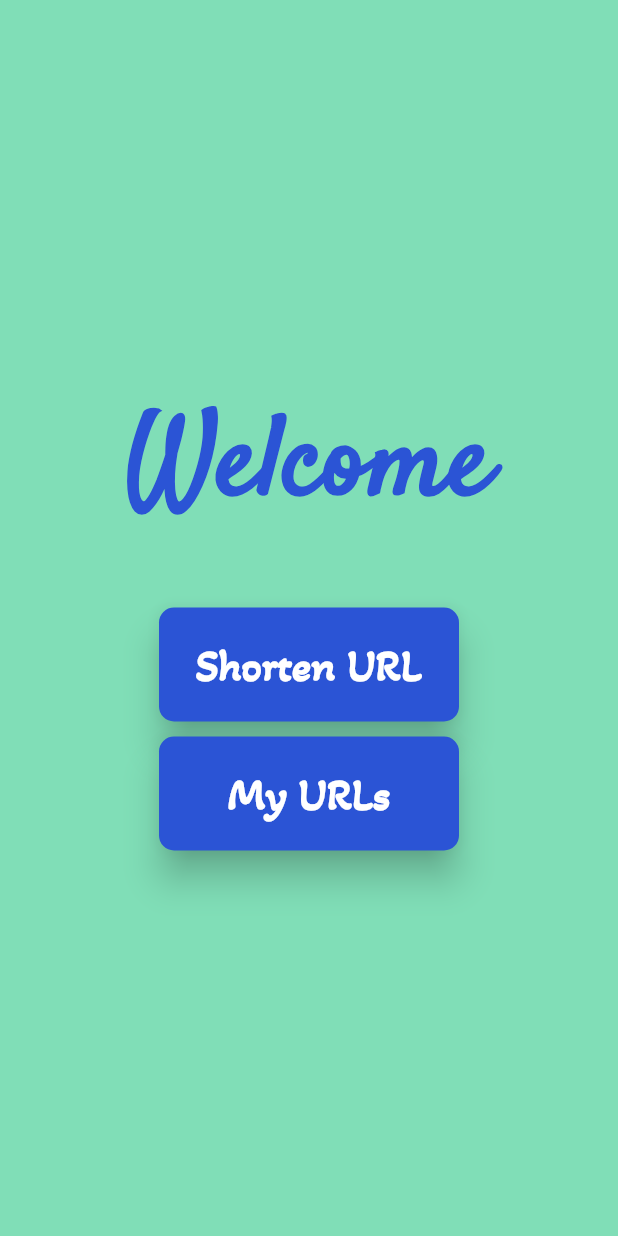
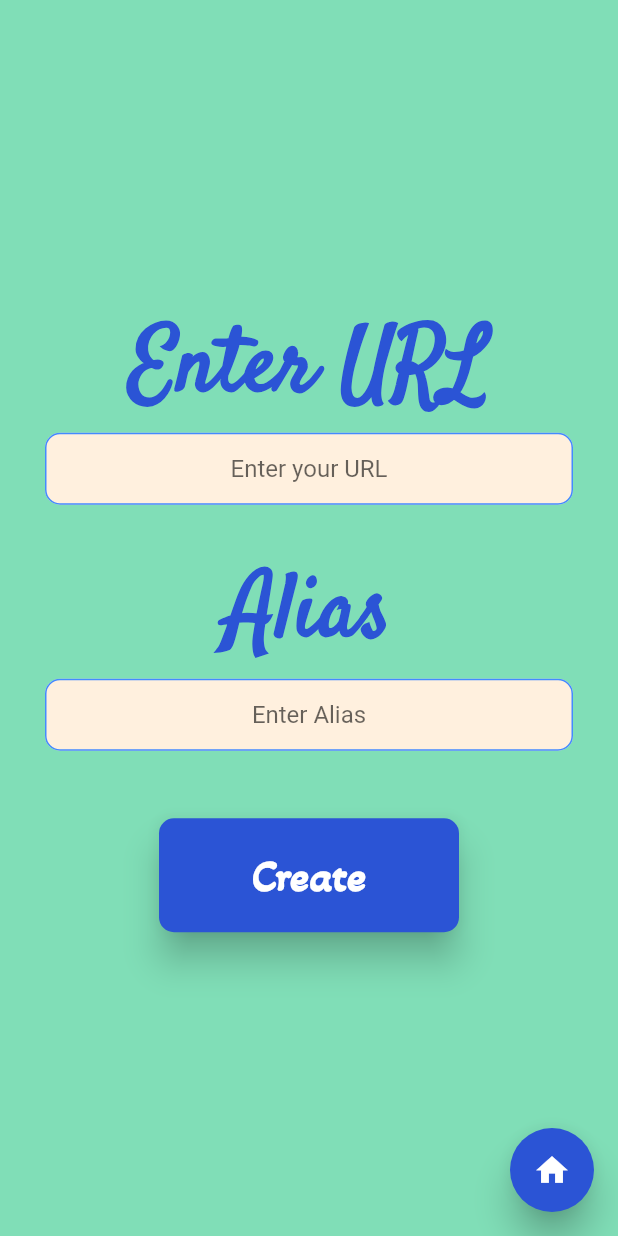
Before and after one commit to Nirbhay-nrb/URL-shortener-app, a Flutter app: the HomePage screen opened by its route, after a tap on "Shorten URL", on a phone screen of 412 x 824 dp. Run offline on Flutter 3.47's test engine with Material 2 defaults, Android fonts, the phone set to English and light mode, and no system bars; our stand-ins replace animated_text_kit.

Commit message:
homebutton and input field widgets added

```diff
--- a/url_shortener_app/lib/constants.dart
+++ b/url_shortener_app/lib/constants.dart
@@ -3,6 +3,12 @@ import 'package:flutter/material.dart';
 final kHomePageTitle = TextStyle(
   color: Color(0xFF2B54D5),
   fontSize: 75,
+  fontWeight: FontWeight.w700,
+  fontFamily: 'Satisfy',
+);
+final kHeadings = TextStyle(
+  color: Color(0xFF2B54D5),
+  fontSize: 60,
   fontWeight: FontWeight.w700,
   fontFamily: 'Satisfy',
 );
--- a/url_shortener_app/lib/main.dart
+++ b/url_shortener_app/lib/main.dart
@@ -1,6 +1,7 @@
 import 'package:flutter/material.dart';
 import 'package:url_shortener_app/screens/homepage.dart';
 import 'package:url_shortener_app/screens/loading_screen.dart';
+import 'package:url_shortener_app/screens/url_input_page.dart';
 
 void main() {
   runApp(MyApp());
@@ -14,6 +15,7 @@ class MyApp extends StatelessWidget {
       routes: {
         LoadingScreen.id: (ctx) => LoadingScreen(),
         HomePage.id: (ctx) => HomePage(),
+        URLinputPage.id: (ctx) => URLinputPage(),
       },
     );
   }
--- a/url_shortener_app/lib/screens/homepage.dart
+++ b/url_shortener_app/lib/screens/homepage.dart
@@ -1,5 +1,6 @@
 import 'package:flutter/material.dart';
 import 'package:url_shortener_app/constants.dart';
+import 'package:url_shortener_app/screens/url_input_page.dart';
 import 'package:url_shortener_app/widgets/Button.dart';
 
 class HomePage extends StatelessWidget {
@@ -26,7 +27,9 @@ class HomePage extends StatelessWidget {
               ),
               Button(
                 text: 'Shorten URL',
-                onPressed: () {},
+                onPressed: () {
+                  Navigator.pushNamed(context, URLinputPage.id);
+                },
               ),
               SizedBox(
                 height: 10,
--- a/url_shortener_app/lib/screens/url_input_page.dart
+++ b/url_shortener_app/lib/screens/url_input_page.dart
@@ -0,0 +1,58 @@
+import 'package:flutter/material.dart';
+import 'package:url_shortener_app/constants.dart';
+import 'package:url_shortener_app/widgets/Button.dart';
+import 'package:url_shortener_app/widgets/homebutton.dart';
+import 'package:url_shortener_app/widgets/input_field.dart';
+
+class URLinputPage extends StatelessWidget {
+  static const id = 'url_input_page';
+
+  @override
+  Widget build(BuildContext context) {
+    return Scaffold(
+      floatingActionButton: HomeButton(),
+      backgroundColor: kBackgroundColor,
+      body: SafeArea(
+        child: Container(
+          padding: EdgeInsets.symmetric(
+            horizontal: 30,
+            vertical: 20,
+          ),
+          width: double.infinity,
+          child: Column(
+            mainAxisAlignment: MainAxisAlignment.center,
+            crossAxisAlignment: CrossAxisAlignment.center,
+            children: [
+              Text(
+                'Enter URL',
+                style: kHeadings,
+              ),
+              InputField(
+                hintText: 'Enter your URL',
+                onChanged: (value) {},
+              ),
+              SizedBox(
+                height: 30,
+              ),
+              Text(
+                'Alias',
+                style: kHeadings,
+              ),
+              InputField(
+                hintText: 'Enter Alias',
+                onChanged: (value) {},
+              ),
+              SizedBox(
+                height: 45,
+              ),
+              Button(
+                text: 'Create',
+                onPressed: () {},
+              ),
+            ],
+          ),
+        ),
+      ),
+    );
+  }
+}
--- /dev/null
+++ b/url_shortener_app/lib/widgets/homebutton.dart
@@ -0,0 +1,21 @@
+import 'package:flutter/material.dart';
+import 'package:url_shortener_app/screens/homepage.dart';
+
+import '../constants.dart';
+
+class HomeButton extends StatelessWidget {
+  @override
+  Widget build(BuildContext context) {
+    return FloatingActionButton(
+      backgroundColor: kButtonColor,
+      elevation: 10,
+      child: Icon(
+        Icons.home,
+        size: 25,
+      ),
+      onPressed: () {
+        Navigator.pushNamed(context, HomePage.id);
+      },
+    );
+  }
+}
--- /dev/null
+++ b/url_shortener_app/lib/widgets/input_field.dart
@@ -0,0 +1,38 @@
+import 'package:flutter/material.dart';
+
+import '../constants.dart';
+
+class InputField extends StatelessWidget {
+  final String hintText;
+  final Function onChanged;
+  InputField({this.hintText, this.onChanged});
+  @override
+  Widget build(BuildContext context) {
+    return TextField(
+      textAlign: TextAlign.center,
+      cursorColor: kButtonColor,
+      style: TextStyle(
+        color: Colors.black,
+      ),
+      onChanged: onChanged,
+      decoration: InputDecoration(
+        hintText: hintText,
+        filled: true,
+        fillColor: Color(0xFFFFF0DE),
+        // fillColor: Color(0xFFfff9c4),
+        contentPadding: EdgeInsets.symmetric(horizontal: 20, vertical: 10),
+        border: OutlineInputBorder(
+            borderRadius: BorderRadius.all(Radius.circular(10.0)),
+            borderSide: BorderSide(color: kButtonColor, width: 1)),
+        enabledBorder: OutlineInputBorder(
+          borderSide: BorderSide(color: Colors.blueAccent, width: 1.0),
+          borderRadius: BorderRadius.all(Radius.circular(10.0)),
+        ),
+        focusedBorder: OutlineInputBorder(
+          borderSide: BorderSide(color: Colors.blueAccent, width: 2.0),
+          borderRadius: BorderRadius.all(Radius.circular(10.0)),
+        ),
+      ),
+    );
+  }
+}
```
